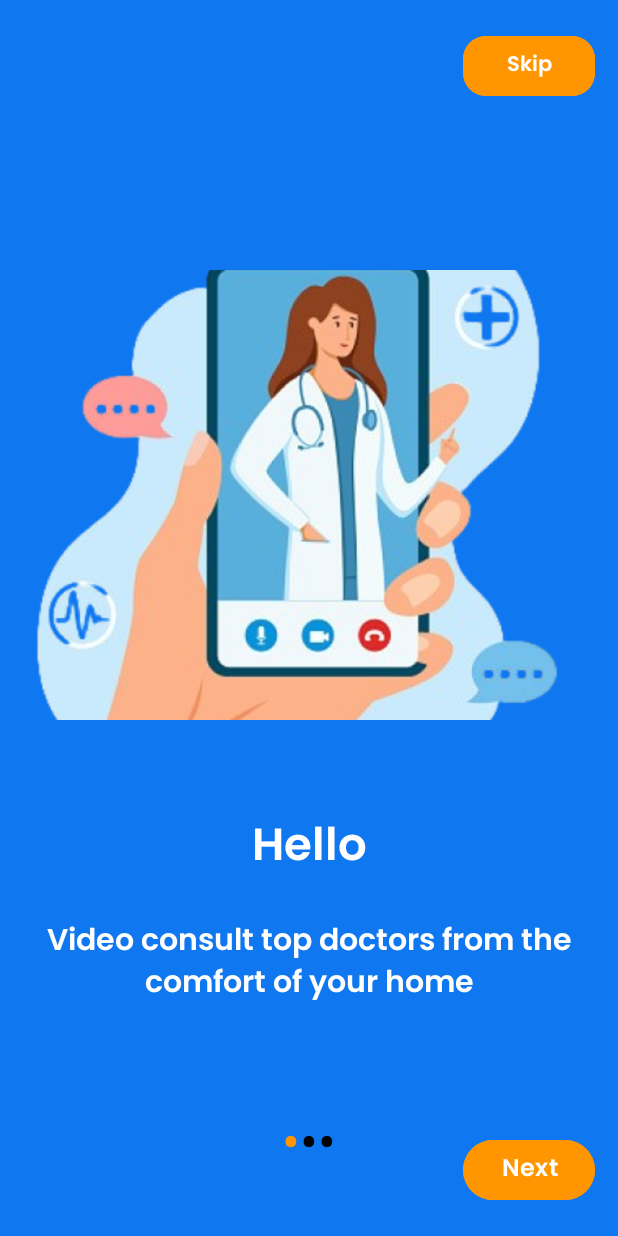
After one commit to Harshs-06/Healix, an Android app: the NavigationActivity screen opened directly, with no data from a screen before it, on a phone screen of 412 x 824 dp. The commit adds this screen. Run offline under Robolectric (Android 15) with nearby library versions, the phone set to English and light mode, and no system bars.

Commit message:
onboardingscreen

```diff
--- a/app/src/main/java/com/mathematics/healix/MainActivity.java
+++ b/app/src/main/java/com/mathematics/healix/MainActivity.java
@@ -61,7 +61,8 @@ public class MainActivity extends AppCompatActivity {
             animator.start();
         });
 
-        appTitle.setOnClickListener(v -> startActivity(new Intent(MainActivity.this,home_page.class)));
+        appTitle.setOnClickListener(v -> startActivity(new Intent(MainActivity.this,NavigationActivity.class)));
+
 
 
 
--- /dev/null
+++ b/app/src/main/java/com/mathematics/healix/NavigationActivity.java
@@ -0,0 +1,121 @@
+package com.mathematics.healix;
+
+import android.content.Intent;
+import android.os.Bundle;
+import android.text.Html;
+import android.view.View;
+import android.widget.Button;
+import android.widget.LinearLayout;
+import android.widget.TextView;
+import androidx.appcompat.app.AppCompatActivity;
+import androidx.viewpager.widget.ViewPager;
+
+import com.mathematics.healix.GetStarted;
+import com.mathematics.healix.MainActivity;
+import com.mathematics.healix.R;
+
+public class NavigationActivity extends AppCompatActivity {
+
+    ViewPager slideViewPager;
+    LinearLayout dotIndicator;
+    Button backButton, nextButton, skipButton;
+    TextView[] dots;
+    com.example.onboardingpractice.ViewPagerAdapter viewPagerAdapter;
+
+
+    ViewPager.OnPageChangeListener viewPagerListener = new ViewPager.OnPageChangeListener() {
+        @Override
+        public void onPageScrolled(int position, float positionOffset, int positionOffsetPixels) {
+
+        }
+        @Override
+        public void onPageSelected(int position) {
+
+            setDotIndicator(position);
+
+            if (position > 0) {
+                backButton.setVisibility(View.VISIBLE);
+            } else {
+                backButton.setVisibility(View.INVISIBLE);
+            }
+            if (position == 2){
+                nextButton.setText("Finish");
+            } else {
+                nextButton.setText("Next");
+            }
+        }
+        @Override
+        public void onPageScrollStateChanged(int state) {
+
+        }
+    };
+
+    @Override
+    protected void onCreate(Bundle savedInstanceState) {
+        super.onCreate(savedInstanceState);
+        setContentView(R.layout.activity_navigation);
+
+        backButton = findViewById(R.id.backButton);
+        nextButton = findViewById(R.id.nextButton);
+        skipButton = findViewById(R.id.skipButton);
+
+        backButton.setOnClickListener(new View.OnClickListener() {
+            @Override
+            public void onClick(View v) {
+                if (getItem(0) > 0) {
+                    slideViewPager.setCurrentItem(getItem(-1), true);
+                }
+            }
+        });
+
+        nextButton.setOnClickListener(new View.OnClickListener() {
+            @Override
+            public void onClick(View v) {
+                if (getItem(0) < 2)
+                    slideViewPager.setCurrentItem(getItem(1), true);
+                else {
+                    Intent i = new Intent(NavigationActivity.this, GetStarted.class);
+                    startActivity(i);
+                    finish();
+                }
+            }
+        });
+
+        skipButton.setOnClickListener(new View.OnClickListener() {
+            @Override
+            public void onClick(View v) {
+                Intent i = new Intent(NavigationActivity.this, GetStarted.class);
+                startActivity(i);
+                finish();
+            }
+        });
+
+        slideViewPager = (ViewPager) findViewById(R.id.slideViewPager);
+        dotIndicator = (LinearLayout) findViewById(R.id.dotIndicator);
+
+        viewPagerAdapter = new com.example.onboardingpractice.ViewPagerAdapter(this);
+        slideViewPager.setAdapter(viewPagerAdapter);
+
+        setDotIndicator(0);
+        slideViewPager.addOnPageChangeListener(viewPagerListener);
+    }
+
+    public void setDotIndicator(int position) {
+
+        dots = new TextView[3];
+        dotIndicator.removeAllViews();
+
+        for (int i = 0; i < dots.length; i++) {
+            dots[i] = new TextView(this);
+            dots[i].setText(Html.fromHtml("&#8226", Html.FROM_HTML_MODE_LEGACY));
+            dots[i].setTextSize(35);
+            dots[i].setTextColor(getResources().getColor(R.color.black, getApplicationContext().getTheme()));
+            dotIndicator.addView(dots[i]);
+        }
+        dots[position].setTextColor(getResources().getColor(R.color.orange, getApplicationContext().getTheme()));
+    }
+
+    private int getItem(int i) {
+        return slideViewPager.getCurrentItem() + i;
+    }
+}
--- /dev/null
+++ b/app/src/main/java/com/mathematics/healix/ViewPagerAdapter.java
@@ -0,0 +1,74 @@
+package com.example.onboardingpractice;
+
+import android.content.Context;
+import android.view.LayoutInflater;
+import android.view.View;
+import android.view.ViewGroup;
+import android.widget.ImageView;
+import android.widget.LinearLayout;
+import android.widget.TextView;
+import androidx.annotation.NonNull;
+import androidx.viewpager.widget.PagerAdapter;
+
+import com.mathematics.healix.R;
+
+public class ViewPagerAdapter extends PagerAdapter {
+
+    Context context;
+
+    int sliderAllImages[] = {
+            R.drawable.onboarding_1,
+            R.drawable.onboarding_2,
+            R.drawable.onboarding_3,
+    };
+
+    int sliderAllTitle[] = {
+            R.string.screen1,
+            R.string.screen2,
+            R.string.screen3,
+    };
+
+    int sliderAllDesc[] = {
+            R.string.screen1desc,
+            R.string.screen2desc,
+            R.string.screen3desc,
+    };
+
+    public ViewPagerAdapter(Context context){
+        this.context = context;
+    }
+
+    @Override
+    public int getCount() {
+        return sliderAllTitle.length;
+    }
+
+    @Override
+    public boolean isViewFromObject(@NonNull View view, @NonNull Object object) {
+        return view == (LinearLayout) object;
+    }
+
+    @NonNull
+    @Override
+    public Object instantiateItem(@NonNull ViewGroup container, int position) {
+
+        LayoutInflater layoutInflater = (LayoutInflater) context.getSystemService(context.LAYOUT_INFLATER_SERVICE);
+        View view = layoutInflater.inflate(R.layout.slider_screen,container,false);
+
+        ImageView sliderImage = (ImageView) view.findViewById(R.id.sliderImage);
+        TextView sliderTitle = (TextView) view.findViewById(R.id.sliderTitle);
+        TextView sliderDesc = (TextView) view.findViewById(R.id.sliderDesc);
+
+        sliderImage.setImageResource(sliderAllImages[position]);
+        sliderTitle.setText(this.sliderAllTitle[position]);
+        sliderDesc.setText(this.sliderAllDesc[position]);
+
+        container.addView(view);
+        return view;
+    }
+
+    @Override
+    public void destroyItem(@NonNull ViewGroup container, int position, @NonNull Object object) {
+        container.removeView((LinearLayout)object);
+    }
+}
--- /dev/null
+++ b/app/src/main/res/drawable/baseline_adb_24.xml
@@ -0,0 +1,5 @@
+<vector xmlns:android="http://schemas.android.com/apk/res/android" android:height="24dp" android:tint="#000000" android:viewportHeight="24" android:viewportWidth="24" android:width="24dp">
+
+    <path android:fillColor="@android:color/white" android:pathData="M5,16c0,3.87 3.13,7 7,7s7,-3.13 7,-7v-4L5,12v4zM16.12,4.37l2.1,-2.1 -0.82,-0.83 -2.3,2.31C14.16,3.28 13.12,3 12,3s-2.16,0.28 -3.09,0.75L6.6,1.44l-0.82,0.83 2.1,2.1C6.14,5.64 5,7.68 5,10v1h14v-1c0,-2.32 -1.14,-4.36 -2.88,-5.63zM9,9c-0.55,0 -1,-0.45 -1,-1s0.45,-1 1,-1 1,0.45 1,1 -0.45,1 -1,1zM15,9c-0.55,0 -1,-0.45 -1,-1s0.45,-1 1,-1 1,0.45 1,1 -0.45,1 -1,1z"/>
+
+</vector>
--- a/app/src/main/res/layout/activity_main.xml
+++ b/app/src/main/res/layout/activity_main.xml
@@ -14,12 +14,13 @@
         android:layout_height="wrap_content"
         android:fontFamily="@font/poppins_bold"
         android:text="@string/app_name"
-
         android:textSize="80sp"
+        android:textAlignment="center"
         app:layout_constraintBottom_toBottomOf="parent"
         app:layout_constraintEnd_toEndOf="parent"
         app:layout_constraintStart_toStartOf="parent"
         app:layout_constraintTop_toTopOf="parent" />
 
 
+
 </androidx.constraintlayout.widget.ConstraintLayout>
--- /dev/null
+++ b/app/src/main/res/layout/activity_navigation.xml
@@ -0,0 +1,74 @@
+<?xml version="1.0" encoding="utf-8"?>
+<androidx.constraintlayout.widget.ConstraintLayout xmlns:android="http://schemas.android.com/apk/res/android"
+    xmlns:app="http://schemas.android.com/apk/res-auto"
+    xmlns:tools="http://schemas.android.com/tools"
+    android:id="@+id/main"
+    android:layout_width="match_parent"
+    android:background="#0f77f0"
+    android:layout_height="match_parent"
+    tools:context=".NavigationActivity">
+
+    <Button
+        android:id="@+id/skipButton"
+        android:layout_width="wrap_content"
+        android:layout_height="wrap_content"
+        android:text="Skip"
+        android:fontFamily="@font/poppins_semibold"
+        android:layout_marginTop="20dp"
+        android:layout_marginEnd="15dp"
+        android:textColor="@color/white"
+        android:textSize="14sp"
+        app:cornerRadius = "15dp"
+        android:padding="8dp"
+        android:backgroundTint="#ff9500"
+
+        app:layout_constraintEnd_toEndOf="parent"
+        app:layout_constraintTop_toTopOf="parent" />
+    <androidx.viewpager.widget.ViewPager
+        android:id="@+id/slideViewPager"
+        android:layout_width="match_parent"
+        android:layout_height="match_parent"
+        android:layout_marginVertical="100dp"
+        app:layout_constraintBottom_toBottomOf="parent"
+        app:layout_constraintEnd_toEndOf="parent"
+        app:layout_constraintStart_toStartOf="parent"
+        app:layout_constraintTop_toTopOf="parent" />
+    <Button
+        android:id="@+id/backButton"
+        android:layout_width="wrap_content"
+        android:layout_height="wrap_content"
+        android:backgroundTint="#ff9500"
+        android:text="Back"
+        android:fontFamily="@font/poppins_semibold"
+        android:textSize="18sp"
+        android:layout_marginStart="15dp"
+        android:layout_marginBottom="20dp"
+        android:visibility="invisible"
+        android:textColor="#ffffff"
+        app:layout_constraintBottom_toBottomOf="parent"
+        app:layout_constraintStart_toStartOf="parent" />
+    <Button
+        android:id="@+id/nextButton"
+        android:layout_width="wrap_content"
+        android:layout_height="wrap_content"
+        android:text="Next"
+        android:textSize="16sp"
+        android:backgroundTint="#ff9500"
+        android:fontFamily="@font/poppins_semibold"
+        android:layout_marginBottom="20dp"
+        android:layout_marginEnd="15dp"
+        android:textColor="@color/white"
+        app:layout_constraintBottom_toBottomOf="parent"
+        app:layout_constraintEnd_toEndOf="parent" />
+    <LinearLayout
+        android:id="@+id/dotIndicator"
+        android:layout_width="wrap_content"
+        android:layout_height="wrap_content"
+        android:orientation="horizontal"
+        android:layout_marginBottom="40dp"
+        app:layout_constraintBottom_toBottomOf="parent"
+        app:layout_constraintEnd_toEndOf="parent"
+        app:layout_constraintStart_toStartOf="@+id/slideViewPager">
+    </LinearLayout>
+
+</androidx.constraintlayout.widget.ConstraintLayout>
--- /dev/null
+++ b/app/src/main/res/layout/slider_screen.xml
@@ -0,0 +1,41 @@
+<?xml version="1.0" encoding="utf-8"?>
+<LinearLayout
+    xmlns:android="http://schemas.android.com/apk/res/android"
+    android:layout_width="match_parent"
+    android:layout_height="match_parent"
+    android:background="#0f77f0"
+    xmlns:app="http://schemas.android.com/apk/res-auto"
+    android:orientation="vertical"
+    app:flow_horizontalAlign="center">
+
+    <ImageView
+        android:id="@+id/sliderImage"
+        android:layout_width="match_parent"
+        android:layout_height="300dp"
+        android:layout_marginTop="80dp"
+        android:scaleType="centerCrop"
+        android:src="@drawable/onboarding_1" />
+
+    <TextView
+        android:id="@+id/sliderTitle"
+        android:layout_width="match_parent"
+        android:layout_height="wrap_content"
+        android:layout_marginTop="60dp"
+        android:fontFamily="@font/poppins_semibold"
+        android:text="@string/screen1"
+        android:textAlignment="center"
+        android:textColor="@color/white"
+        android:textSize="30sp"
+        android:textStyle="bold" />
+    <TextView
+        android:id="@+id/sliderDesc"
+        android:layout_width="match_parent"
+        android:layout_height="wrap_content"
+        android:layout_marginHorizontal="30dp"
+        android:text="@string/screen1desc"
+        android:fontFamily="@font/poppins_semibold"
+        android:layout_marginTop="20dp"
+        android:textAlignment="center"
+        android:textColor="@color/white"
+        android:textSize="20sp"/>
+</LinearLayout>
--- a/app/src/main/res/values/colors.xml
+++ b/app/src/main/res/values/colors.xml
@@ -2,5 +2,6 @@
 <resources>
     <color name="black">#FF000000</color>
     <color name="white">#FFFFFFFF</color>
+    <color name="orange">#ff9500</color>
     <color name="blue">#0F77F0</color>
 </resources>
--- a/app/src/main/res/values/strings.xml
+++ b/app/src/main/res/values/strings.xml
@@ -2,4 +2,13 @@
     <string name="app_name">Healix</string>
     <string name="underlined_text"><u>Read Trending Questions</u></string>
 
+    <string name="screen1">Hello</string>
+    <string name="screen2">Hi</string>
+    <string name="screen3">How</string>
+
+    <string name="screen1desc">Video consult top doctors from the comfort of your home</string>
+    <string name="screen2desc">Read patient’s stories and book doctor appointments</string>
+    <string name="screen3desc">1 Crore Indians connect with doctor every year on healix</string>
+
+    <string name="startDesc">Lets start</string>
 </resources>
```
Also changed, not shown: app/src/main/AndroidManifest.xml (+22 -7 lines), app/src/main/java/com/mathematics/healix/GetStarted.java (added, +29 -0 lines), app/src/main/res/layout/activity_get_started.xml (added, +53 -0 lines), app/src/main/res/drawable/onboarding_1.png (added), app/src/main/res/drawable/onboarding_2.png (added), app/src/main/res/drawable/onboarding_3.png (added), 3 other files.
